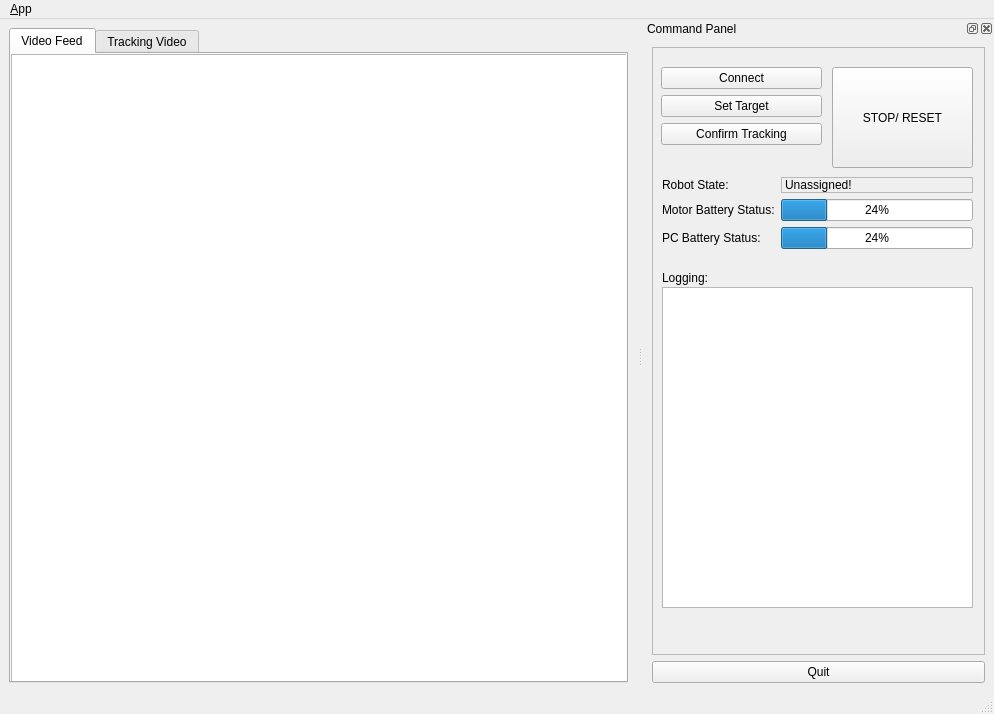
ashokzg/eod, file teamb_ui/ui/main_window.ui: the form before one commit.
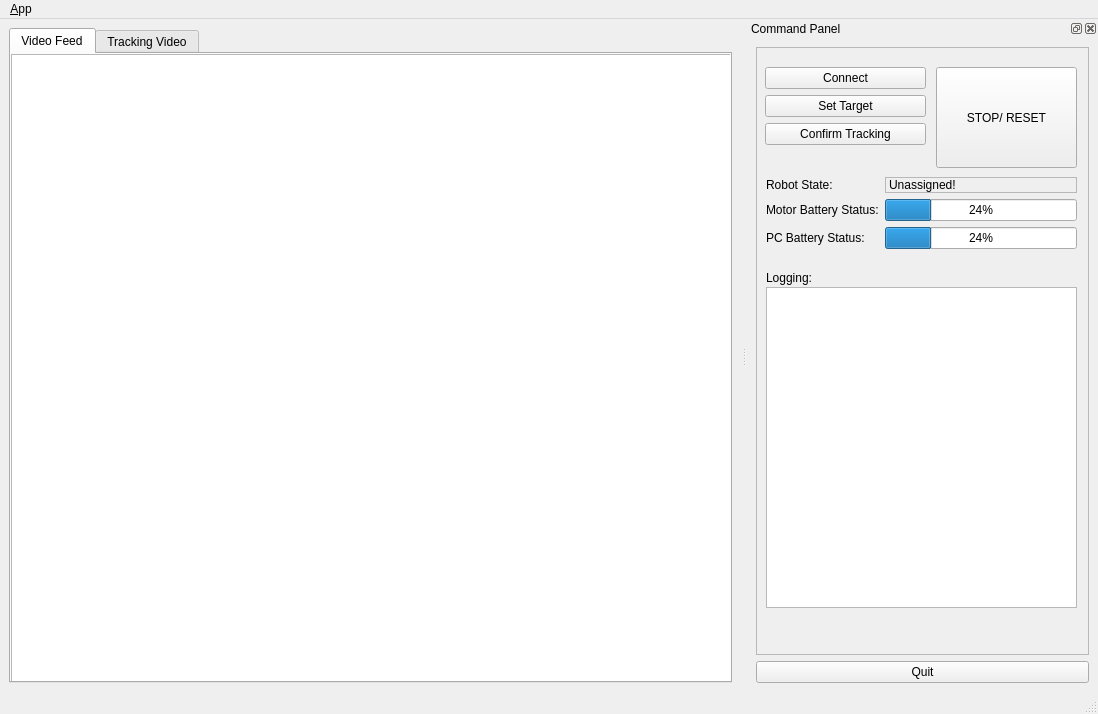
The form after the commit. Icons and pictures are not drawn. Custom widgets are drawn as their Qt base class.

What changed in the file:
```diff
--- a/teamb_ui/ui/main_window.ui
+++ b/teamb_ui/ui/main_window.ui
@@ -6,7 +6,7 @@
    <rect>
     <x>0</x>
     <y>0</y>
-    <width>994</width>
+    <width>1098</width>
     <height>714</height>
    </rect>
   </property>
@@ -123,7 +123,7 @@
     <rect>
      <x>0</x>
      <y>0</y>
-     <width>994</width>
+     <width>1098</width>
      <height>25</height>
     </rect>
    </property>
@@ -402,7 +402,7 @@
          </item>
         </layout>
        </widget>
-       <widget class="QWidget" name="">
+       <widget class="QWidget" name="layoutWidget">
         <property name="geometry">
          <rect>
           <x>9</x>
```
